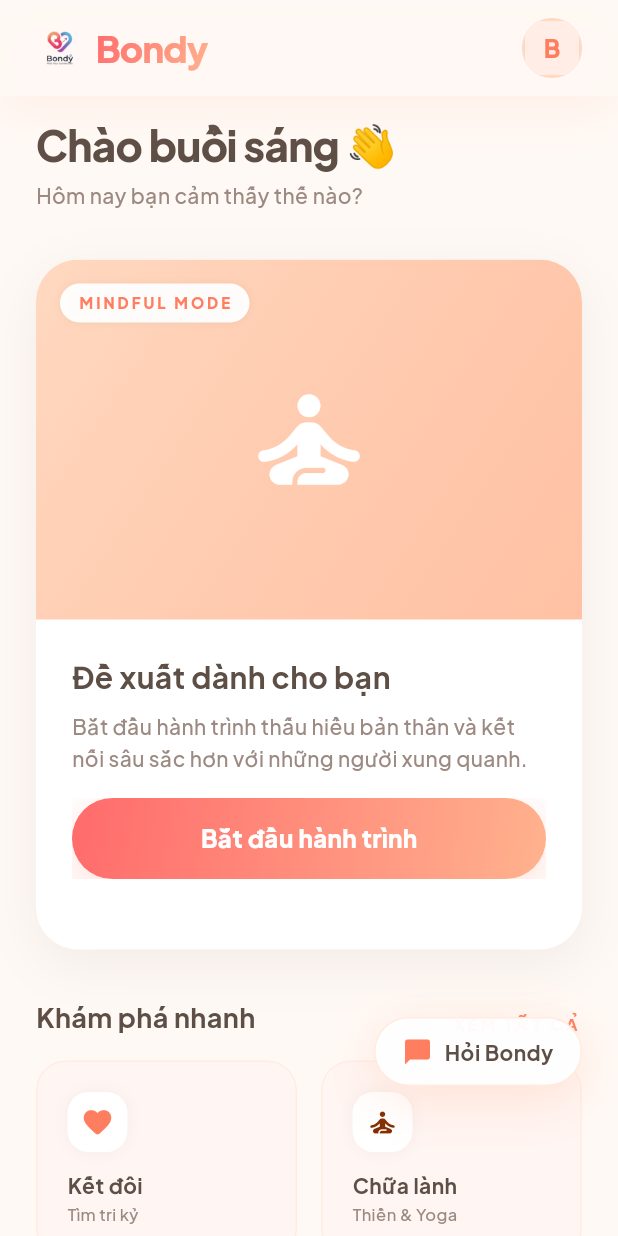
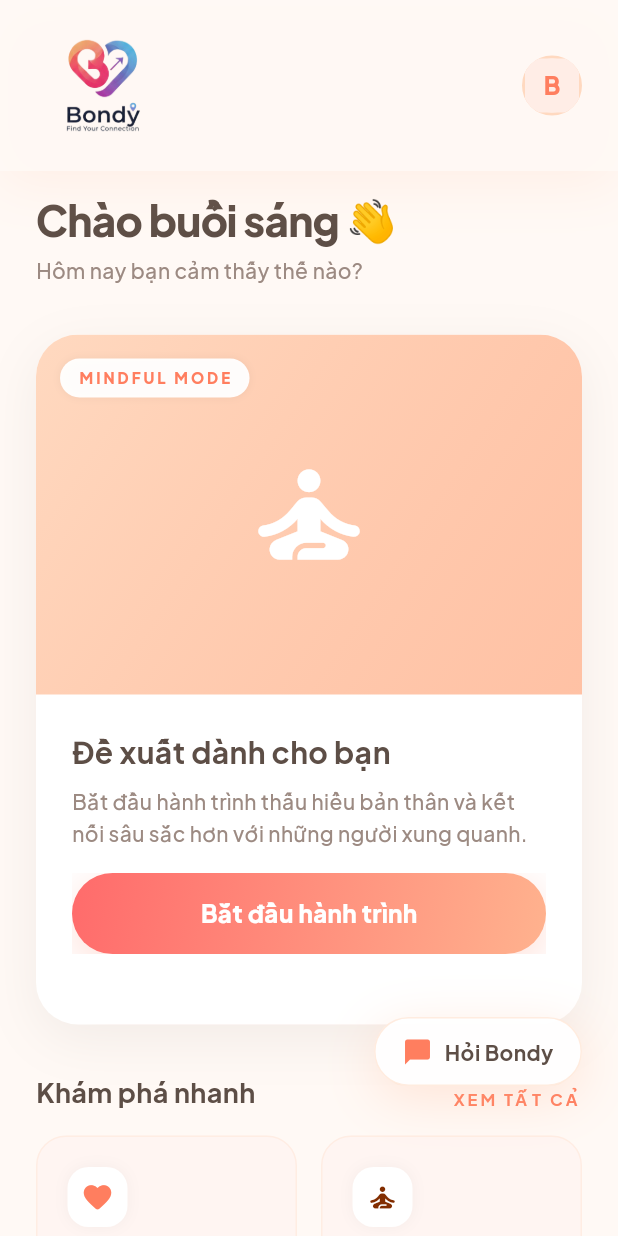
Before and after one commit to thang-04/bondy_app, a Flutter app: the HomeDashboardScreen screen opened directly, on a phone screen of 412 x 824 dp. Run offline on Flutter 3.47's test engine with Material 3 defaults, Android fonts, the phone set to English and light mode, and no system bars; our stand-ins replace appinio_swiper, dio, flutter_dotenv, flutter_map, flutter_secure_storage, geocoding and 8 more; missing offline and left inert: record; accounts and stored records are empty; network calls fail.

Commit message:
style: remove redundant Bondy text from Home Dashboard header

```diff
--- a/lib/screens/home/home_dashboard_screen.dart
+++ b/lib/screens/home/home_dashboard_screen.dart
@@ -292,20 +292,7 @@ class _HomeTopBar extends StatelessWidget {
         children: [
           Row(
             children: [
-              const BondyLogoMini(size: 32),
-              const SizedBox(width: 8),
-              ShaderMask(
-                shaderCallback: (rect) => _Palette.gradient.createShader(rect),
-                child: Text(
-                  'Bondy',
-                  style: _font(
-                    size: 24,
-                    weight: FontWeight.w900,
-                    color: Colors.white,
-                    letterSpacing: -0.5,
-                  ),
-                ),
-              ),
+              const BondyLogoMini(size: 90),
             ],
           ),
           GestureDetector(
```
